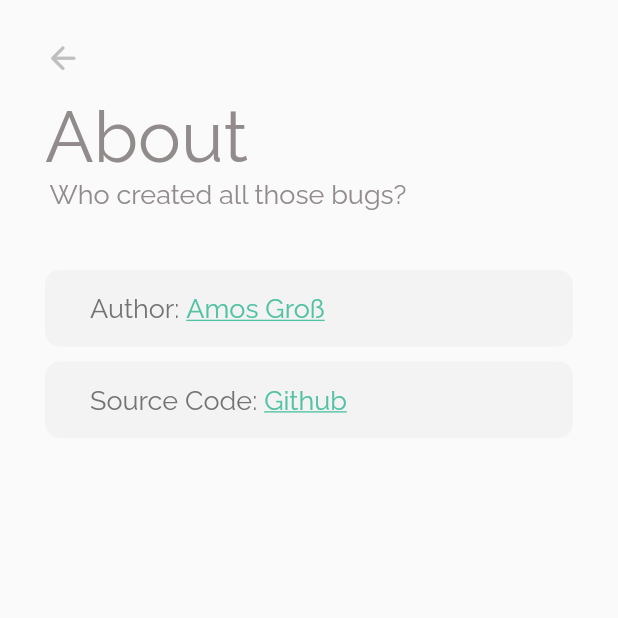
After one commit to grossamos/weight_track_app, a Flutter app: the SettingsAboutPage screen opened directly, on a phone screen of 412 x 824 dp, the top half of it. The commit adds this screen. Run offline on Flutter 3.47's test engine with Material 2 defaults, Android fonts, the phone set to English and light mode, and no system bars; our stand-ins replace flutter_bloc, localstorage, sqflite; accounts and stored records are empty.

Commit message:
Added about page Had to edit AndroidManifest.xml to open Urls (also build.gradle due to version issues) Basically created rough About page.

```diff
--- a/lib/components/main_page/main_content_pane.dart
+++ b/lib/components/main_page/main_content_pane.dart
@@ -1,7 +1,5 @@
 import 'package:flutter/material.dart';
 import 'package:flutter/widgets.dart';
-import 'package:flutter_svg/flutter_svg.dart';
-import 'package:shared_preferences/shared_preferences.dart';
 import 'package:weight_track_app/navigation/main_route_constants.dart';
 import 'dart:ui' as ui;
 
--- /dev/null
+++ b/lib/components/settings_page/settings_about.dart
@@ -0,0 +1,86 @@
+import 'package:flutter/material.dart';
+import 'package:flutter/widgets.dart';
+import 'package:url_launcher/url_launcher.dart';
+import 'package:weight_track_app/components/settings_page/settings_edit_chip.dart';
+import 'package:weight_track_app/components/settings_page/settings_title.dart';
+
+class SettingsAboutPage extends StatelessWidget {
+  @override
+  Widget build(BuildContext context) {
+    return Scaffold(
+      body: SafeArea(
+        child: Container(
+          width: MediaQuery.of(context).size.width,
+          child: SingleChildScrollView(
+            child: Column(
+              mainAxisAlignment: MainAxisAlignment.start,
+              crossAxisAlignment: CrossAxisAlignment.start,
+              children: [
+                SettingsTitle('About', 'Who created all those bugs?'),
+                Center(
+                  child: Padding(
+                    padding: const EdgeInsets.only(top: 40, left: 30, right: 30, bottom: 100),
+                    child: Column(
+                          mainAxisAlignment: MainAxisAlignment.center,
+                          crossAxisAlignment: CrossAxisAlignment.center,
+                          children: [
+                            SettingsAboutChip('https://www.amosgross.com', 'Author: ', 'Amos Groß'),
+                            SettingsAboutChip('https://github.com/grossamos/weight_track_app', 'Source Code: ', 'Github')
+                          ],
+                        )
+                  ),
+                ),
+              ],
+            ),
+          ),
+        ),
+      ),
+    );
+  }
+}
+
+class SettingsAboutChip extends SettingsEditChip {
+  final String _preamble;
+  final String _linkText;
+  final String _url;
+
+  SettingsAboutChip(this._url, this._preamble, this._linkText);
+
+  @override
+  Widget getContent() {
+    return TextButton(
+      onPressed: () async {
+        await canLaunch(_url) ? await launch(_url) : throw 'Could not launch $_url';
+      },
+      style: ButtonStyle(
+        visualDensity: VisualDensity.compact
+      ),
+      child: Padding(
+        padding: const EdgeInsets.symmetric(vertical: 15),
+        child: Row(
+          children: [
+            Text(
+              _preamble,
+              style: TextStyle(fontSize: 18, fontFamily: 'Raleway', color: Color(0xff737373)),
+            ),
+            Text(
+              _linkText,
+              style: TextStyle(fontSize: 18, fontFamily: 'Raleway', decoration: TextDecoration.underline, color: Color(0xff51C2A4)),
+            ),
+          ],
+        ),
+      ),
+    );
+  }
+
+  @override
+  Widget getDeleteIcon() {
+    return Container();
+  }
+
+  @override
+  Widget getMainIcon() {
+    return Container();
+  }
+
+}
--- a/lib/components/settings_page/settings_page.dart
+++ b/lib/components/settings_page/settings_page.dart
@@ -1,6 +1,5 @@
 import 'package:flutter/material.dart';
 import 'package:flutter/widgets.dart';
-import 'package:fluttertoast/fluttertoast.dart';
 import 'package:weight_track_app/components/settings_page/settings_tile.dart';
 import 'package:weight_track_app/navigation/main_route_constants.dart';
 
@@ -41,7 +40,7 @@ class SettingsPage extends StatelessWidget {
                   children: [
                     SettingsTile(Icons.folder_open_rounded, 'Data', (){mainNavigatorKey.currentState.pushNamed('/settings/data');}),
                     SizedBox(height: 22),
-                    SettingsTile(Icons.info_rounded, 'About', (){Fluttertoast.showToast(msg: 'App made by Ultraman');})
+                    SettingsTile(Icons.info_rounded, 'About', (){mainNavigatorKey.currentState.pushNamed('/settings/about');})
                   ],
                 )
               ],
--- a/lib/navigation/main_route_constants.dart
+++ b/lib/navigation/main_route_constants.dart
@@ -4,10 +4,11 @@ import 'package:weight_track_app/components/analytics_page/analytics_page.dart';
 import 'package:weight_track_app/components/home_page/exercise_log.dart';
 import 'package:weight_track_app/components/home_page/home_page.dart';
 import 'package:weight_track_app/components/main_page/main_content_pane.dart';
+import 'package:weight_track_app/components/settings_page/settings_about.dart';
 import 'package:weight_track_app/components/settings_page/settings_data.dart';
 import 'package:weight_track_app/components/settings_page/settings_exercise_edit.dart';
 import 'package:weight_track_app/components/settings_page/settins_day_edit.dart';
-import 'package:weight_track_app/navigation/settings_rout_constants.dart';
+import 'package:weight_track_app/navigation/settings_route_constants.dart';
 import 'package:weight_track_app/components/settings_page/settings_page.dart';
 
 import 'home_route_constants.dart';
@@ -37,11 +38,14 @@ Route<dynamic> mainNavigatorRoutes(RouteSettings settings){
   } else if (settings.name == settingsNavigationRoutesAsList[0]){
     builder = (BuildContext context) => SettingsExerciseEdit();
     historyOfNavBar.add(2);
-  }else if (settings.name == settingsNavigationRoutesAsList[1]){
+  } else if (settings.name == settingsNavigationRoutesAsList[1]){
     builder = (BuildContext context) => SettingsDayEdit();
     historyOfNavBar.add(2);
-  }else if (settings.name == settingsNavigationRoutesAsList[2]){
+  } else if (settings.name == settingsNavigationRoutesAsList[2]){
     builder = (BuildContext context) => SettingsDataDelete();
+    historyOfNavBar.add(2);
+  } else if (settings.name == settingsNavigationRoutesAsList[3]){
+    builder = (BuildContext context) => SettingsAboutPage();
     historyOfNavBar.add(2);
   }
   else {
--- a/lib/navigation/settings_rout_constants.dart
+++ /dev/null
@@ -1 +0,0 @@
-final List<String> settingsNavigationRoutesAsList = ['/settings/exercise_edit', '/settings/day_edit', '/settings/data'];
--- /dev/null
+++ b/lib/navigation/settings_route_constants.dart
@@ -0,0 +1 @@
+final List<String> settingsNavigationRoutesAsList = ['/settings/exercise_edit', '/settings/day_edit', '/settings/data', '/settings/about'];
--- a/pubspec.yaml
+++ b/pubspec.yaml
@@ -10,7 +10,6 @@ dependencies:
   google_fonts:
   sqflite: ^1.0.0
   path_provider: ^1.4.0
-  fluttertoast: ^7.1.6
   shared_preferences:
   flutter_bloc: ^7.2.0
   equatable: ^2.0.3
@@ -19,6 +18,7 @@ dependencies:
   flutter:
     sdk: flutter
   cupertino_icons: ^1.0.0
+  url_launcher: ^6.0.5
 
 dev_dependencies:
   flutter_test:
```
Also changed, not shown: pubspec.lock, 2 other files.
